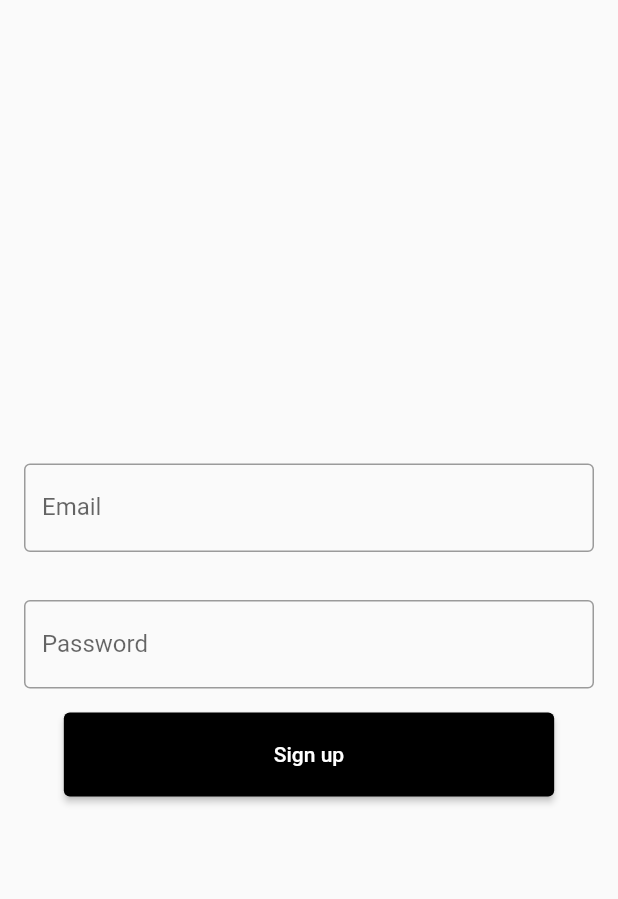
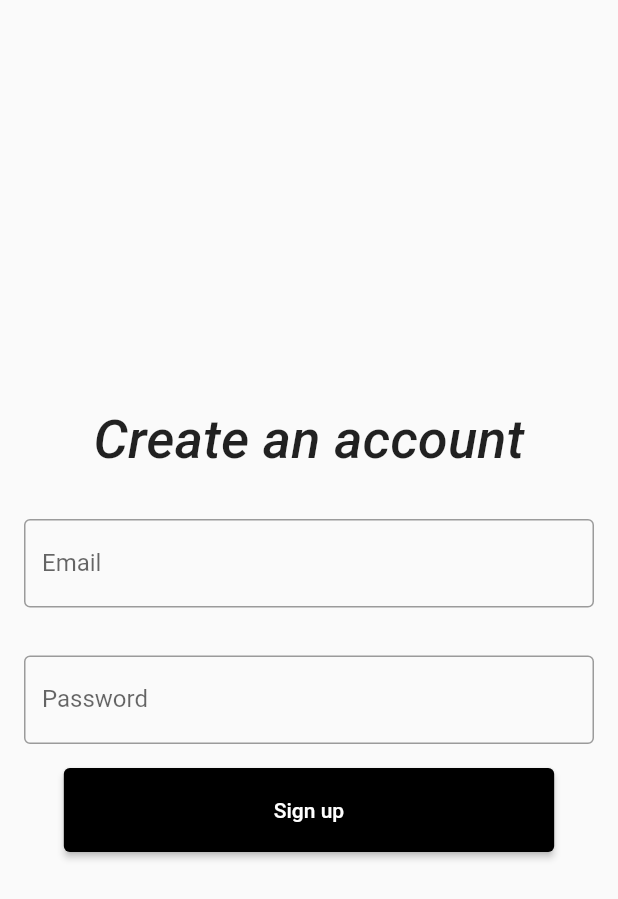
Before and after one commit to datgerhardt/trolley, a Flutter app: the screen it shows after launch, after a tap on "Sign Up", on a phone screen of 412 x 824 dp. Shown: the top 899 px of the screen. Run offline on Flutter 3.47's test engine with Material 2 defaults, Android fonts, the phone set to English and light mode, and no system bars; our stand-ins replace firebase_auth, firebase_core, image_picker; accounts and stored records are empty; Roboto replaces fonts that are missing (Montserrat).

Commit message:
Reimplemented the camera and little ui to home screen changes

```diff
--- a/lib/main.dart
+++ b/lib/main.dart
@@ -1,4 +1,3 @@
-import 'package:camera/camera.dart';
 import 'package:firebase_core/firebase_core.dart';
 import 'package:flutter/cupertino.dart';
 import 'package:flutter/material.dart';
@@ -10,8 +9,6 @@ import 'package:trolley/screen/sign_up.dart';
 
 Future<void> main() async {
   WidgetsFlutterBinding.ensureInitialized();
-  final cameras = await availableCameras();
-  final firstCamera = cameras.first;
   runApp(ChangeNotifierProvider(
       create: (_) => null,
       child: MaterialApp(
@@ -19,16 +16,29 @@ Future<void> main() async {
         theme: ThemeData(
           //primarySwatch: Colors.white,
           visualDensity: VisualDensity.adaptivePlatformDensity,
+          backgroundColor: Colors.white,
+          brightness: Brightness.light,
+          primaryColor: Colors.black,
+          accentColor: Colors.cyan[600],
+
+          // Define the default font family.
+          fontFamily: 'Montserrat',
+
+          textTheme: TextTheme(
+            headline1: TextStyle(fontSize: 150.0, fontWeight: FontWeight.bold),
+            headline6: TextStyle(fontSize: 36.0, fontStyle: FontStyle.italic),
+            bodyText2: TextStyle(
+              fontSize: 14.0,
+            ),
+          ),
         ),
         home: MyApp(),
         initialRoute: SignIn.idscreen,
         routes: {
           HomePage.idscreen: (context) => HomePage(),
           SignIn.idscreen: (context) => SignIn(),
+          "/snap": (context) => ImgCamera(),
           "/SignUp": (context) => SignUp(),
-          "/TakePictureScreen": (context) => TakePictureScreen(
-                camera: firstCamera,
-              )
         },
       )));
 }
--- a/lib/screen/sign_in.dart
+++ b/lib/screen/sign_in.dart
@@ -26,6 +26,13 @@ class _SignInState extends State<SignIn> {
         children: [
           Padding(
             padding: EdgeInsets.all(16.0),
+            child: Text(
+              "Log In",
+              style: Theme.of(context).textTheme.headline6,
+            ),
+          ),
+          Padding(
+            padding: EdgeInsets.all(16.0),
             child: TextField(
               controller: emailController,
               decoration: InputDecoration(
@@ -52,7 +59,7 @@ class _SignInState extends State<SignIn> {
               style: style,
               onPressed: () {
                 // ignore: unnecessary_statements
-                Navigator.pushNamed(context, "/TakePictureScreen");
+                Navigator.pushNamed(context, "/snap");
                 context.read<AuthenticationService>().signIn(
                     email: emailController.text,
                     password: passwordController.text);
--- a/lib/screen/sign_up.dart
+++ b/lib/screen/sign_up.dart
@@ -26,6 +26,13 @@ class _SignUpState extends State<SignUp> {
       body: Column(
         mainAxisAlignment: MainAxisAlignment.center,
         children: [
+          Padding(
+            padding: EdgeInsets.all(16.0),
+            child: Text(
+              "Create an account",
+              style: Theme.of(context).textTheme.headline6,
+            ),
+          ),
           Padding(
             padding: EdgeInsets.all(16.0),
             child: TextField(
```
Also changed, not shown: lib/camera.dart (+53 -97 lines).
